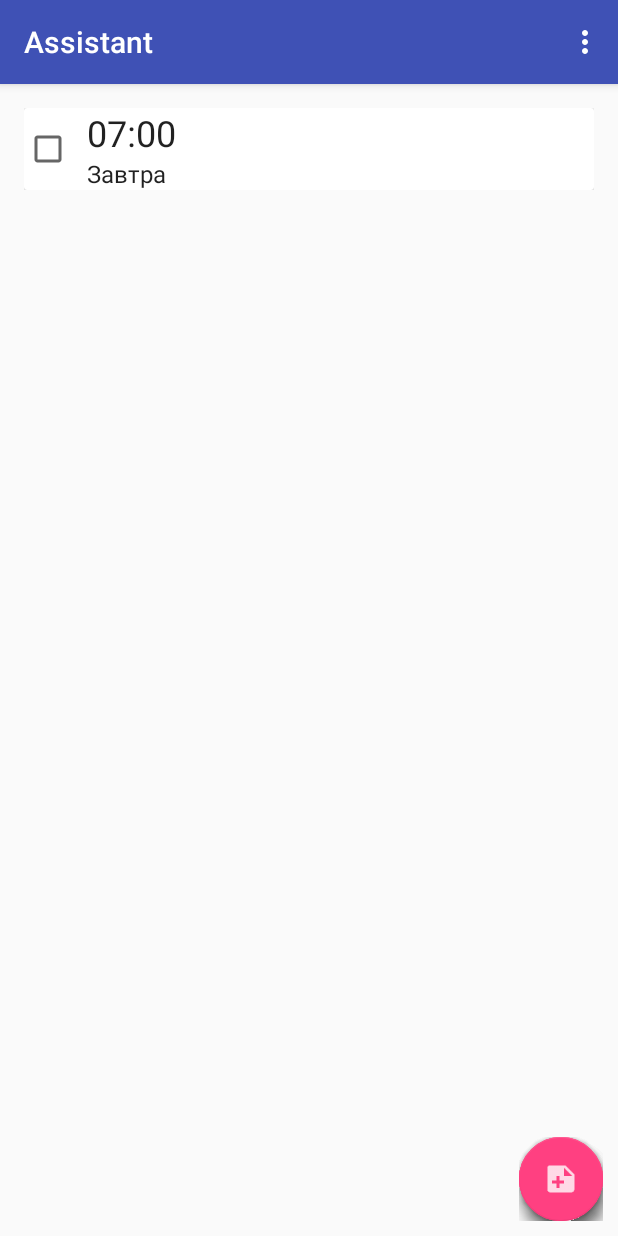
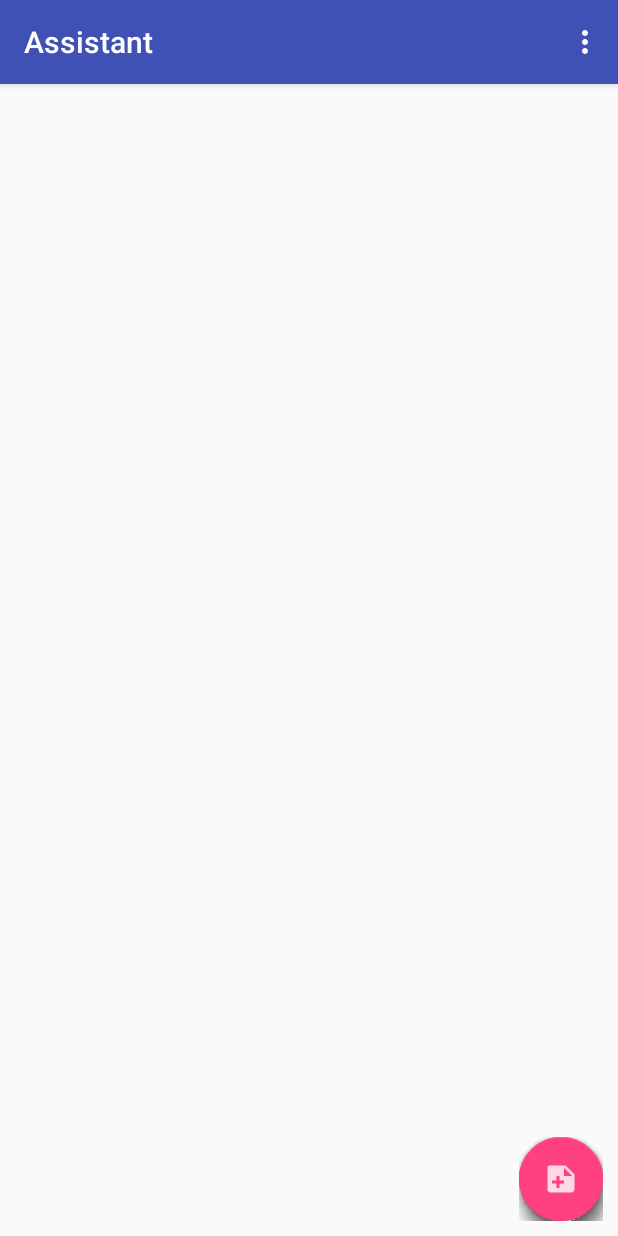
Before and after one commit to zhukic/VoiceAssistant-YandexCloudAPI-Android-Kotlin, an Android app: the screen it shows after launch (MainActivity), on a phone screen of 412 x 824 dp. Run offline under Robolectric (Android 15) with nearby library versions, the phone set to English and light mode, and no system bars; libraries missing offline, so code that uses them is left out: com.mikepenz.google_material_typeface_library, com.mikepenz.materialdrawer, com.wdullaer.materialdatetimepicker, ru.yandex.speechkit, rx.functions and 1 more; plain views replace FloatingActionButton, FloatingActionMenu; 4 statements that could not run were skipped.

```diff
--- a/app/src/main/java/rus/voiceassistant/mvp/presenter/IPresenter.kt
+++ b/app/src/main/java/rus/voiceassistant/mvp/presenter/IPresenter.kt
@@ -11,6 +11,8 @@ interface IPresenter {
 
     fun onCreateAlarmClicked()
 
+    fun onCreateNotificationClicked()
+
     fun onRecognitionStarted()
 
     fun onRecognitionFinished(requestCode: Int, resultCode: Int, data: Intent?)
--- a/app/src/main/java/rus/voiceassistant/mvp/presenter/PresenterImpl.kt
+++ b/app/src/main/java/rus/voiceassistant/mvp/presenter/PresenterImpl.kt
@@ -45,6 +45,10 @@ class PresenterImpl(var view: IView?) : IPresenter, ObserveListener {
         view?.showTimePicker()
     }
 
+    override fun onCreateNotificationClicked() {
+        view?.showDatePicker()
+    }
+
     override fun observe(text: String?) {
         resultOK(text)
     }
--- a/app/src/main/java/rus/voiceassistant/mvp/view/AlarmsFragment.kt
+++ b/app/src/main/java/rus/voiceassistant/mvp/view/AlarmsFragment.kt
@@ -2,22 +2,35 @@ package rus.voiceassistant.mvp.view
 
 import android.app.Fragment
 import android.os.Bundle
+import android.support.v7.widget.LinearLayoutManager
+import android.support.v7.widget.RecyclerView
 import android.view.LayoutInflater
 import android.view.View
 import android.view.ViewGroup
+import kotlinx.android.synthetic.main.alarm_fragment.*
 import rus.voiceassistant.R
+import rus.voiceassistant.RecyclerAdapter
+import rus.voiceassistant.mvp.model.alarm.Alarm
+import java.util.*
 
 /**
  * Created by RUS on 10.04.2016.
  */
 class AlarmsFragment: Fragment() {
 
+    val alarms = ArrayList<Alarm>()
+
     override fun onCreateView(inflater: LayoutInflater?, container: ViewGroup?, savedInstanceState: Bundle?): View? {
         val view = inflater?.inflate(R.layout.alarm_fragment, container, false)
-
-
+        val recyclerView = view?.findViewById(R.id.recyclerView) as RecyclerView
+        recyclerView.layoutManager = LinearLayoutManager(getActivity())
+        recyclerView.adapter = RecyclerAdapter(alarms)
 
         return view
     }
 
+    fun addAlarm(alarm: Alarm) {
+        alarms.add(alarm)
+        recyclerView.adapter.notifyItemInserted(alarms.size - 1)
+    }
 }
--- a/app/src/main/java/rus/voiceassistant/mvp/view/IView.kt
+++ b/app/src/main/java/rus/voiceassistant/mvp/view/IView.kt
@@ -12,6 +12,8 @@ interface IView: TimePickerDialog.OnTimeSetListener, DatePickerDialog.OnDateSetL
 
     fun showTimePicker()
 
+    fun showDatePicker()
+
     fun onError()
 
 }
--- a/app/src/main/java/rus/voiceassistant/mvp/view/MainActivity.kt
+++ b/app/src/main/java/rus/voiceassistant/mvp/view/MainActivity.kt
@@ -34,6 +34,7 @@ import kotlinx.android.synthetic.main.fab_menu.*
 import ru.yandex.speechkit.SpeechKit
 import ru.yandex.speechkit.gui.RecognizerActivity
 import rus.voiceassistant.R
+import rus.voiceassistant.mvp.model.alarm.Alarm
 import rus.voiceassistant.mvp.presenter.IPresenter
 import rus.voiceassistant.mvp.presenter.PresenterImpl
 import java.util.*
@@ -54,6 +55,7 @@ class MainActivity : AppCompatActivity(), IView {
     }
 
     lateinit var presenter: IPresenter
+    lateinit var alarmsFragment: AlarmsFragment
 
     override fun onCreate(savedInstanceState: Bundle?) {
         super.onCreate(savedInstanceState)
@@ -67,12 +69,15 @@ class MainActivity : AppCompatActivity(), IView {
 
         initNavigationDrawer()
 
-        fragmentManager.beginTransaction().add(R.id.fragment_container, AlarmsFragment()).commit()
+        alarmsFragment = AlarmsFragment()
+
+        fragmentManager.beginTransaction().add(R.id.fragment_container, alarmsFragment).commit()
 
         fab_menu.setClosedOnTouchOutside(true)
 
+        fab_micro.setOnClickListener { presenter.onRecognitionStarted() }
         fab_create_alarm.setOnClickListener { presenter.onCreateAlarmClicked() }
-
+        fab_create_remind.setOnClickListener { presenter.onCreateNotificationClicked() }
         //fab.setOnClickListener({presenter.onRecognitionStarted()});
     }
 
@@ -124,11 +129,10 @@ class MainActivity : AppCompatActivity(), IView {
     }
 
     override fun startRecognitionActivity() {
-        /*val intent = Intent(this, RecognizerActivity::class.java)
+        val intent = Intent(this, RecognizerActivity::class.java)
         intent.putExtra(RecognizerActivity.EXTRA_LANGUAGE, EXTRA_LANGUAGE)
         intent.putExtra(RecognizerActivity.EXTRA_MODEL, EXTRA_MODEL)
-        startActivityForResult(intent, 0)*/
-        showTimePicker()
+        startActivityForResult(intent, 0)
     }
 
     override fun onActivityResult(requestCode: Int, resultCode: Int, data: Intent?) {
@@ -140,7 +144,18 @@ class MainActivity : AppCompatActivity(), IView {
         tpd.show(getFragmentManager(), "TimePickerDialog");
     }
 
+    override fun showDatePicker() {
+        val calendar: Calendar = Calendar.getInstance(Locale("ru"))
+        val dpd = DatePickerDialog.newInstance(
+                this,
+                calendar.get(Calendar.YEAR),
+                calendar.get(Calendar.MONTH),
+                calendar.get(Calendar.DAY_OF_MONTH))
+        dpd.show(fragmentManager, "DatePicker")
+    }
+
     override fun onTimeSet(view: RadialPickerLayout?, hourOfDay: Int, minute: Int, second: Int) {
+        alarmsFragment.addAlarm(Alarm(hourOfDay, minute))
     }
 
     override fun onDateSet(view: DatePickerDialog?, year: Int, monthOfYear: Int, dayOfMonth: Int) {
--- a/app/src/main/res/layout/alarm_fragment.xml
+++ b/app/src/main/res/layout/alarm_fragment.xml
@@ -1,62 +1,14 @@
 <?xml version="1.0" encoding="utf-8"?>
-<RelativeLayout xmlns:android="http://schemas.android.com/apk/res/android"
-    xmlns:app="http://schemas.android.com/apk/res-auto"
-    xmlns:tools="http://schemas.android.com/tools"
+<RelativeLayout
+    xmlns:android="http://schemas.android.com/apk/res/android"
     android:layout_width="match_parent"
     android:layout_height="match_parent"
-    android:paddingBottom="@dimen/activity_vertical_margin"
     android:paddingLeft="@dimen/activity_horizontal_margin"
-    android:paddingRight="@dimen/activity_horizontal_margin"
-    android:paddingTop="@dimen/activity_vertical_margin">
+    android:paddingRight="@dimen/activity_horizontal_margin">
 
-    <android.support.v7.widget.CardView
-        xmlns:android="http://schemas.android.com/apk/res/android"
+    <android.support.v7.widget.RecyclerView
         android:layout_width="match_parent"
         android:layout_height="wrap_content"
-        android:id="@+id/cardView">
-
-        <RelativeLayout
-            android:layout_width="match_parent"
-            android:layout_height="match_parent"
-            android:orientation="vertical" >
-
-            <CheckBox
-                android:layout_width="wrap_content"
-                android:layout_height="wrap_content"
-                android:id="@+id/checkbox"
-                android:layout_centerVertical="true"
-                android:layout_alignParentLeft="true"
-                android:layout_alignParentStart="true" />
-
-            <LinearLayout
-                android:layout_width="wrap_content"
-                android:layout_height="wrap_content"
-                android:orientation="vertical"
-                android:paddingLeft="10dp"
-                android:layout_centerVertical="true"
-                android:layout_toRightOf="@+id/checkbox"
-                android:layout_toEndOf="@+id/checkbox">
-
-                <TextView
-                    android:layout_width="wrap_content"
-                    android:layout_height="wrap_content"
-                    android:id="@+id/textTime"
-                    android:text="07:00"
-                    android:textColor="@color/primaryTextColor"
-                    android:textSize="24sp" />
-
-                <TextView
-                    android:layout_width="wrap_content"
-                    android:layout_height="wrap_content"
-                    android:id="@+id/textDay"
-                    android:text="Завтра"
-                    android:textColor="@color/primaryTextColor"
-                    android:textSize="16sp" />
-
-            </LinearLayout>
-
-        </RelativeLayout>
-
-    </android.support.v7.widget.CardView>
+        android:id="@+id/recyclerView" />
 
 </RelativeLayout>
```
Also changed, not shown: app/src/main/java/rus/voiceassistant/RecyclerAdapter.kt (+16 -15 lines), app/src/main/res/layout/alarm_item.xml (+27 -13 lines).
